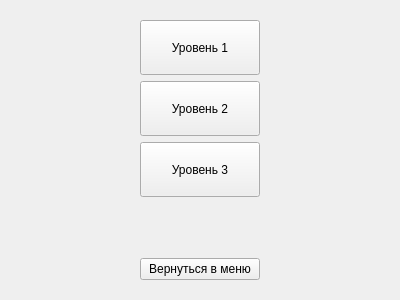
First picture: the form in campaign.ui, repository moevm/gui-1h2017-08, before the edit.
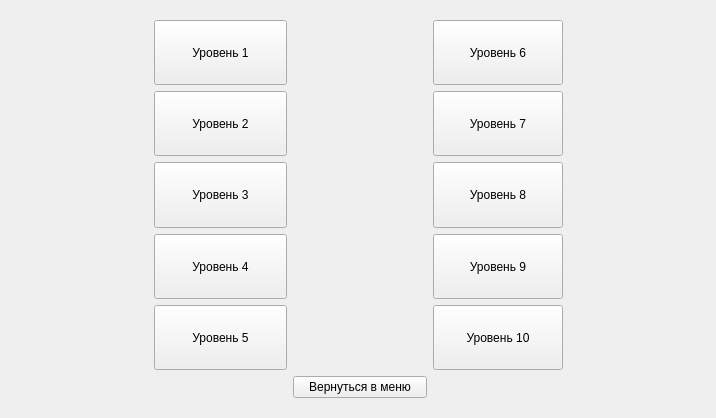
Second picture: the form after the edit.

```diff
--- a/campaign.ui
+++ b/campaign.ui
@@ -9,8 +9,8 @@
    <rect>
     <x>0</x>
     <y>0</y>
-    <width>400</width>
-    <height>300</height>
+    <width>716</width>
+    <height>418</height>
    </rect>
   </property>
   <property name="sizePolicy">
@@ -35,6 +35,84 @@
       </sizepolicy>
      </property>
      <layout class="QGridLayout" name="gridLayout">
+      <item row="0" column="3">
+       <layout class="QVBoxLayout" name="verticalLayout_2">
+        <property name="sizeConstraint">
+         <enum>QLayout::SetDefaultConstraint</enum>
+        </property>
+        <item>
+         <widget class="QPushButton" name="level8">
+          <property name="sizePolicy">
+           <sizepolicy hsizetype="Preferred" vsizetype="Expanding">
+            <horstretch>0</horstretch>
+            <verstretch>0</verstretch>
+           </sizepolicy>
+          </property>
+          <property name="text">
+           <string>Уровень 6</string>
+          </property>
+         </widget>
+        </item>
+        <item>
+         <widget class="QPushButton" name="level7">
+          <property name="sizePolicy">
+           <sizepolicy hsizetype="Preferred" vsizetype="Expanding">
+            <horstretch>0</horstretch>
+            <verstretch>0</verstretch>
+           </sizepolicy>
+          </property>
+          <property name="text">
+           <string>Уровень 7</string>
+          </property>
+         </widget>
+        </item>
+        <item>
+         <widget class="QPushButton" name="level6">
+          <property name="sizePolicy">
+           <sizepolicy hsizetype="Preferred" vsizetype="Expanding">
+            <horstretch>0</horstretch>
+            <verstretch>0</verstretch>
+           </sizepolicy>
+          </property>
+          <property name="text">
+           <string>Уровень 8</string>
+          </property>
+         </widget>
+        </item>
+        <item>
+         <widget class="QPushButton" name="level9">
+          <property name="sizePolicy">
+           <sizepolicy hsizetype="Preferred" vsizetype="Expanding">
+            <horstretch>0</horstretch>
+            <verstretch>0</verstretch>
+           </sizepolicy>
+          </property>
+          <property name="text">
+           <string>Уровень 9</string>
+          </property>
+         </widget>
+        </item>
+        <item>
+         <widget class="QPushButton" name="level10">
+          <property name="sizePolicy">
+           <sizepolicy hsizetype="Preferred" vsizetype="Expanding">
+            <horstretch>0</horstretch>
+            <verstretch>0</verstretch>
+           </sizepolicy>
+          </property>
+          <property name="minimumSize">
+           <size>
+            <width>130</width>
+            <height>65</height>
+           </size>
+          </property>
+          <property name="text">
+           <string>Уровень 10</string>
+          </property>
+         </widget>
+        </item>
+       </layout>
+      </item>
       <item row="0" column="0">
        <spacer name="horizontalSpacer">
         <property name="orientation">
@@ -48,13 +126,6 @@
         </property>
        </spacer>
       </item>
-      <item row="1" column="1">
-       <widget class="QPushButton" name="cancel">
-        <property name="text">
-         <string>Вернуться в меню</string>
-        </property>
-       </widget>
-      </item>
       <item row="0" column="1">
        <layout class="QVBoxLayout" name="verticalLayout">
         <item>
@@ -97,21 +168,34 @@
          </widget>
         </item>
         <item>
-         <spacer name="verticalSpacer">
-          <property name="orientation">
-           <enum>Qt::Vertical</enum>
+         <widget class="QPushButton" name="level4">
+          <property name="sizePolicy">
+           <sizepolicy hsizetype="Preferred" vsizetype="Expanding">
+            <horstretch>0</horstretch>
+            <verstretch>0</verstretch>
+           </sizepolicy>
           </property>
-          <property name="sizeHint" stdset="0">
-           <size>
-            <width>20</width>
-            <height>40</height>
-           </size>
+          <property name="text">
+           <string>Уровень 4</string>
           </property>
-         </spacer>
+         </widget>
+        </item>
+        <item>
+         <widget class="QPushButton" name="level5">
+          <property name="sizePolicy">
+           <sizepolicy hsizetype="Preferred" vsizetype="Expanding">
+            <horstretch>0</horstretch>
+            <verstretch>0</verstretch>
+           </sizepolicy>
+          </property>
+          <property name="text">
+           <string>Уровень 5</string>
+          </property>
+         </widget>
         </item>
        </layout>
       </item>
-      <item row="0" column="2">
+      <item row="0" column="4">
        <spacer name="horizontalSpacer_2">
         <property name="orientation">
          <enum>Qt::Horizontal</enum>
@@ -124,6 +208,29 @@
         </property>
        </spacer>
       </item>
+      <item row="0" column="2">
+       <spacer name="horizontalSpacer_3">
+        <property name="orientation">
+         <enum>Qt::Horizontal</enum>
+        </property>
+        <property name="sizeType">
+         <enum>QSizePolicy::Expanding</enum>
+        </property>
+        <property name="sizeHint" stdset="0">
+         <size>
+          <width>40</width>
+          <height>20</height>
+         </size>
+        </property>
+       </spacer>
+      </item>
+      <item row="1" column="2">
+       <widget class="QPushButton" name="cancel">
+        <property name="text">
+         <string>Вернуться в меню</string>
+        </property>
+       </widget>
+      </item>
      </layout>
     </widget>
    </item>
```
